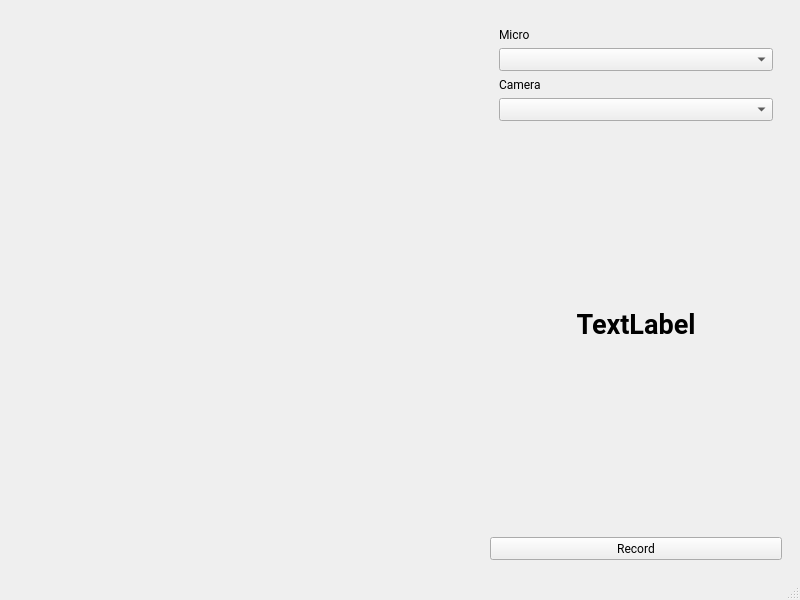
First picture: the form in main_pyside.ui, repository Yoan-Lespessailles/acquisition_donnees, before the edit.
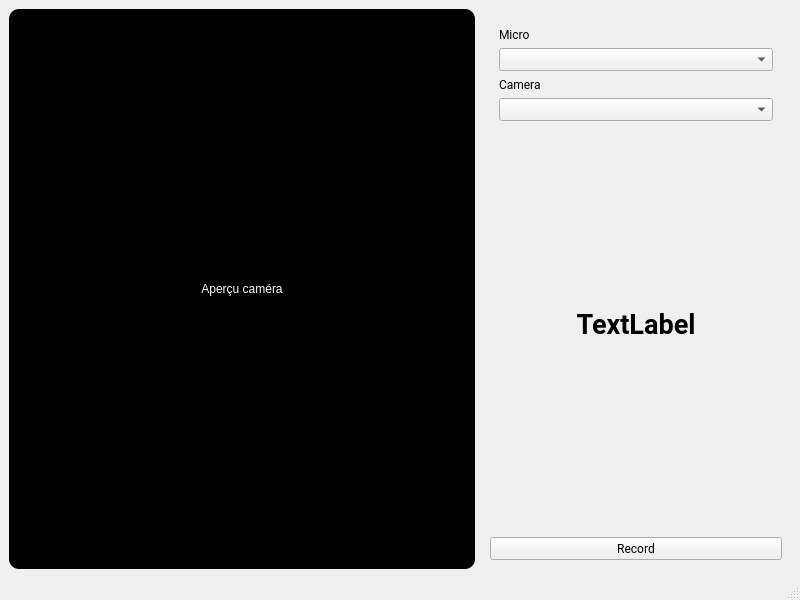
Second picture: the form after the edit.

Patch:
```diff
--- a/main_pyside.ui
+++ b/main_pyside.ui
@@ -19,10 +19,21 @@
   <widget class="QWidget" name="centralwidget">
    <layout class="QHBoxLayout" name="horizontalLayout_2" stretch="3,2">
     <item>
-     <widget class="QWidget" name="widget_camera" native="true">
+     <widget class="QLabel" name="label_camera_preview">
       <property name="styleSheet">
-       <string notr="true">/*background-color: black;
-border-radius: 12px;*/</string>
+       <string notr="true">color: white;
+border: none;
+border-radius: 10px;
+background-color:black;</string>
+      </property>
+      <property name="text">
+       <string>Aperçu caméra</string>
+      </property>
+      <property name="alignment">
+       <set>Qt::AlignmentFlag::AlignCenter</set>
+      </property>
+      <property name="wordWrap">
+       <bool>true</bool>
       </property>
      </widget>
     </item>
```
